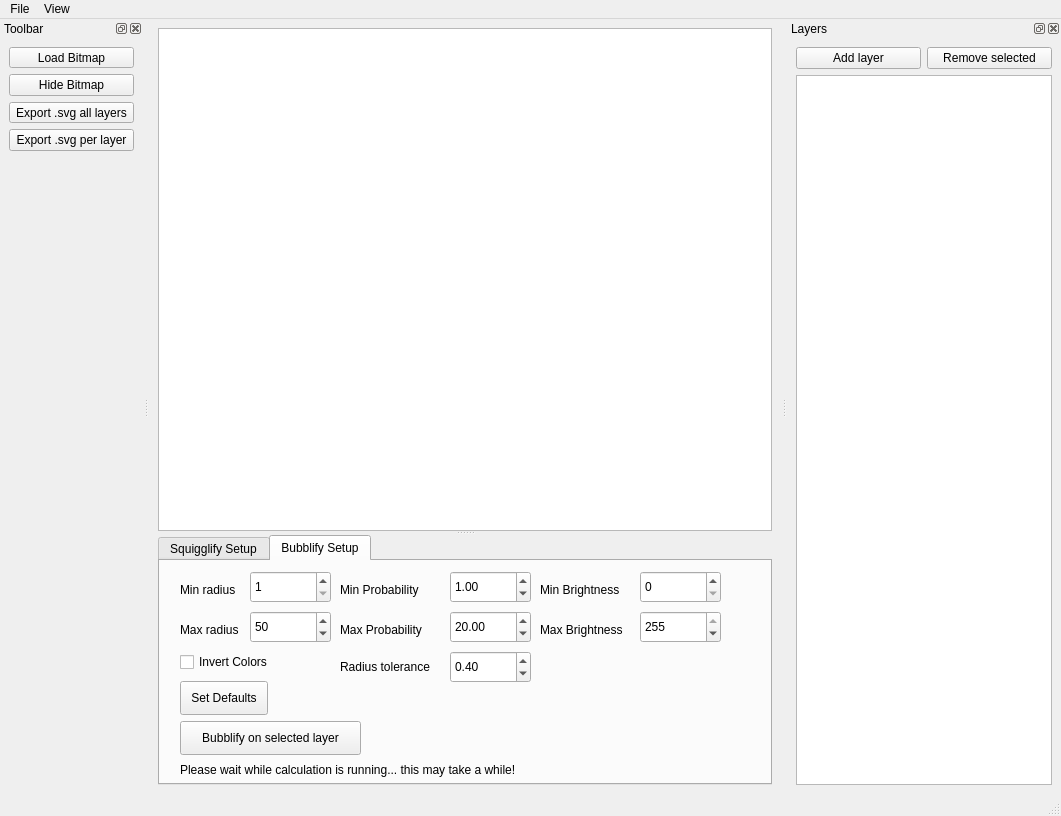
Above: src/img2svg_ui.ui from shimpe/squigglificator before the change. Below: the same form after it.
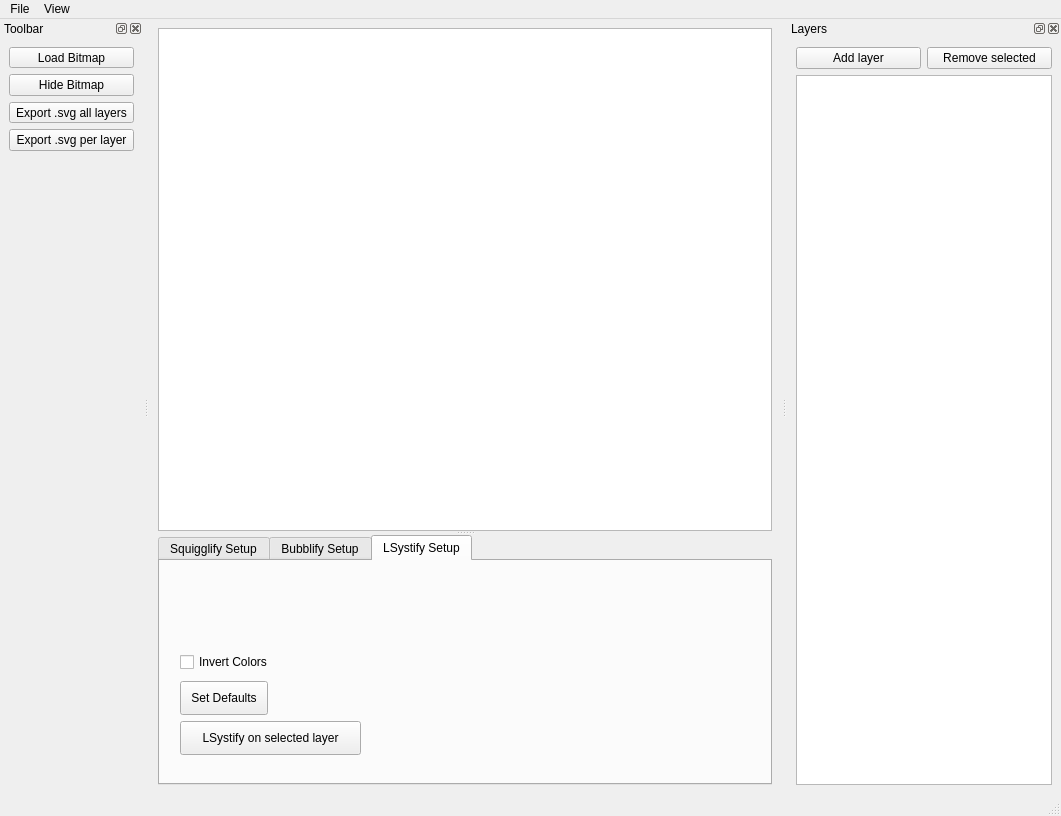
That is the form after the change. Custom widgets are drawn as their Qt base class.

Patch:
```diff
--- a/src/img2svg_ui.ui
+++ b/src/img2svg_ui.ui
@@ -48,7 +48,7 @@
         </size>
        </property>
        <property name="currentIndex">
-        <number>1</number>
+                                <number>2</number>
        </property>
        <widget class="QWidget" name="squigglifySetupTab">
         <attribute name="title">
@@ -694,7 +694,58 @@
           </rect>
          </property>
          <property name="text">
-          <string>Please wait while calculation is running... this may take a while!</string>
+                                        <string>Please wait while calculation is running... this may take a while!
+                                        </string>
+                                    </property>
+                                </widget>
+                            </widget>
+                            <widget class="QWidget" name="tab">
+                                <attribute name="title">
+                                    <string>LSystify Setup</string>
+                                </attribute>
+                                <widget class="QToolButton" name="lsystify">
+                                    <property name="geometry">
+                                        <rect>
+                                            <x>20</x>
+                                            <y>160</y>
+                                            <width>181</width>
+                                            <height>34</height>
+                                        </rect>
+                                    </property>
+                                    <property name="sizePolicy">
+                                        <sizepolicy hsizetype="Expanding" vsizetype="Fixed">
+                                            <horstretch>0</horstretch>
+                                            <verstretch>0</verstretch>
+                                        </sizepolicy>
+                                    </property>
+                                    <property name="text">
+                                        <string>LSystify on selected layer</string>
+                                    </property>
+                                </widget>
+                                <widget class="QPushButton" name="setDefaultsLSystify">
+                                    <property name="geometry">
+                                        <rect>
+                                            <x>20</x>
+                                            <y>120</y>
+                                            <width>88</width>
+                                            <height>34</height>
+                                        </rect>
+                                    </property>
+                                    <property name="text">
+                                        <string>Set Defaults</string>
+                                    </property>
+                                </widget>
+                                <widget class="QCheckBox" name="invertColorsLSystify">
+                                    <property name="geometry">
+                                        <rect>
+                                            <x>20</x>
+                                            <y>90</y>
+                                            <width>111</width>
+                                            <height>22</height>
+                                        </rect>
+                                    </property>
+                                    <property name="text">
+                                        <string>Invert Colors</string>
          </property>
         </widget>
        </widget>
```
Lines whose indentation alone changed are shown as unchanged.
